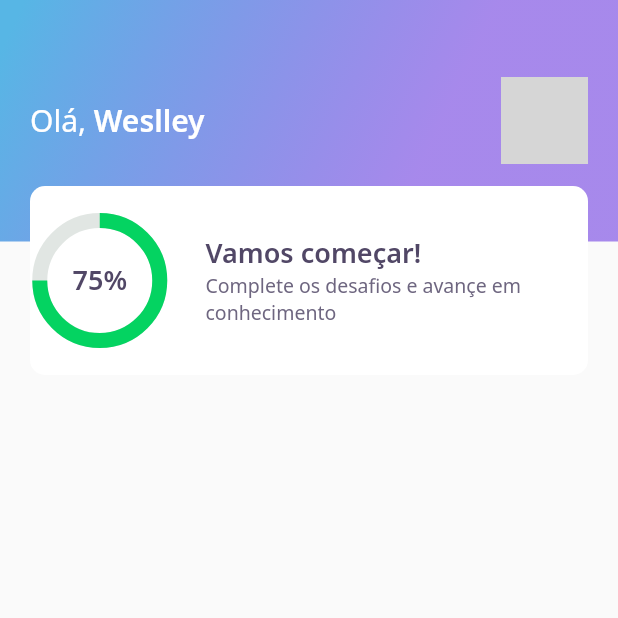
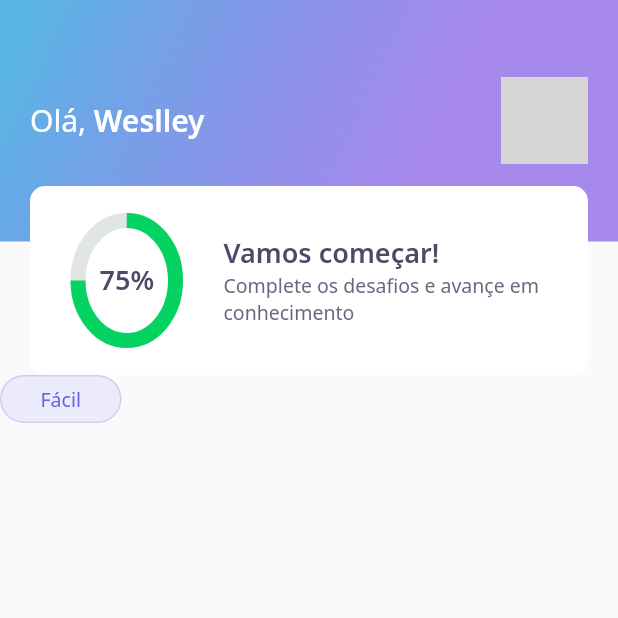
Before and after one commit to WeslleyFratini/nlw5-flutter, a Flutter app: the HomePage screen opened directly, on a phone screen of 412 x 824 dp, the top half of it. Run offline on Flutter 3.47's test engine with Material 2 defaults, Android fonts, the phone set to English and light mode, and no system bars; our stand-ins replace google_fonts; network calls fail; grey boxes are pictures that could not be loaded.

Commit message:
chore: tela home come score

```diff
--- a/lib/home/home_page.dart
+++ b/lib/home/home_page.dart
@@ -1,4 +1,5 @@
 import 'package:DevQuiz/home/widgets/appbar/app_bar_widget.dart';
+import 'package:DevQuiz/home/widgets/level_button/level_button_widget.dart';
 import 'package:flutter/material.dart';
 
 class HomePage extends StatefulWidget {
@@ -13,6 +14,9 @@ class _HomePageState extends State<HomePage> {
   Widget build(BuildContext context) {
     return Scaffold(
       appBar: AppBarWidget(),
+      body: LevelButtonWidget(
+        label: "Fácil"
+      )
     );
   }
 }
--- a/lib/home/widgets/chart/chart_widget.dart
+++ b/lib/home/widgets/chart/chart_widget.dart
@@ -7,7 +7,9 @@ class ChartWidget extends StatelessWidget {
 
   @override
   Widget build(BuildContext context) {
-    return Container(
+    return Padding(
+      padding: const EdgeInsets.all(8.0),
+      child: Container(
           width: 80,
           height: 80,
           child: Stack(
@@ -26,6 +28,7 @@ class ChartWidget extends StatelessWidget {
               ),
               Center(child: Text("75%", style: AppTextStyles.heading))
             ],
-        ));
+          )),
+    );
   }
 }
--- /dev/null
+++ b/lib/home/widgets/level_button/level_button_widget.dart
@@ -0,0 +1,60 @@
+import 'package:DevQuiz/core/core.dart';
+import 'package:flutter/material.dart';
+import 'package:google_fonts/google_fonts.dart';
+
+class LevelButtonWidget extends StatelessWidget {
+  final String label;
+  LevelButtonWidget({Key? key,
+  required this.label
+  }): assert(["Fácil", "Médio", "Difícil", "Perito"].contains(label)), super(key:key);
+
+  final config = {
+      "Fácil":{
+      "color": AppColors.levelButtonFacil,
+      "borderColor": AppColors.levelButtonBorderFacil,
+      "fontColor": AppColors.levelButtonTextFacil
+    },
+
+    "Médio":{
+      "color": AppColors.levelButtonMedio,
+      "borderColor": AppColors.levelButtonBorderMedio,
+      "fontColor": AppColors.levelButtonTextMedio
+    },
+
+      "Difícil":{
+      "color": AppColors.levelButtonDificil,
+      "borderColor": AppColors.levelButtonBorderDificil,
+      "fontColor": AppColors.levelButtonTextDificil
+    },
+
+      "Perito":{
+      "color": AppColors.levelButtonPerito,
+      "borderColor": AppColors.levelButtonBorderPerito,
+      "fontColor": AppColors.levelButtonTextPerito
+    },
+  };
+
+  Color get color => config[label]!['color']!;
+  Color get borderColor => config[label]!['borderColor']!;
+  Color get fontColor => config[label]!['fontColor']!;
+
+  @override
+  Widget build(BuildContext context) {
+    return Container(
+      decoration: BoxDecoration(
+        borderRadius: BorderRadius.circular(28),
+        color: color,
+        border: Border.fromBorderSide(BorderSide(
+          color: borderColor))
+      ),
+      child: Padding(
+        padding: const EdgeInsets.symmetric(horizontal: 26, vertical: 6),
+        child: Text(label, style: GoogleFonts.notoSans(
+          color: fontColor,
+          fontSize: 13
+          ),
+        ),
+      ),
+    );
+  }
+}
--- a/lib/home/widgets/score_card/score_card_widget.dart
+++ b/lib/home/widgets/score_card/score_card_widget.dart
@@ -14,6 +14,8 @@ class ScoreCardWidget extends StatelessWidget {
         height: 126,
         decoration: BoxDecoration(
             color: AppColors.white, borderRadius: BorderRadius.circular(10)),
+        child: Padding(
+          padding: const EdgeInsets.symmetric(horizontal: 24),
           child: Row(
             crossAxisAlignment: CrossAxisAlignment.center,
             children: [
@@ -35,6 +37,7 @@ class ScoreCardWidget extends StatelessWidget {
             ],
           ),
         ),
+      ),
     );
   }
 }
```
Lines whose indentation alone changed are shown as unchanged.
